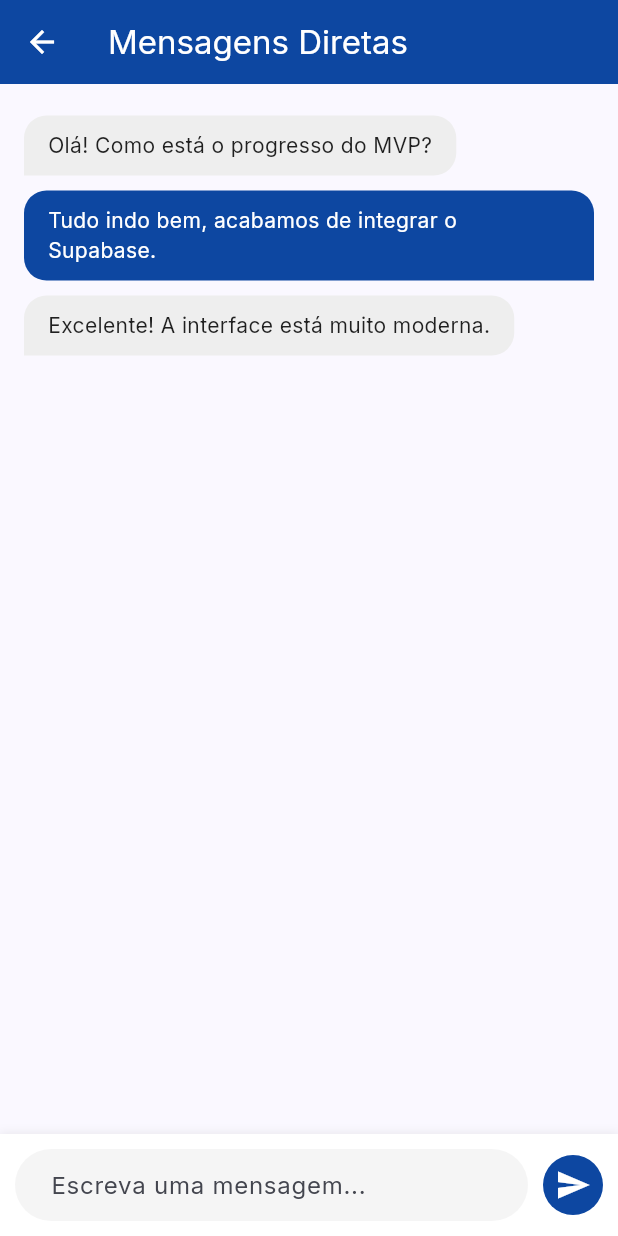
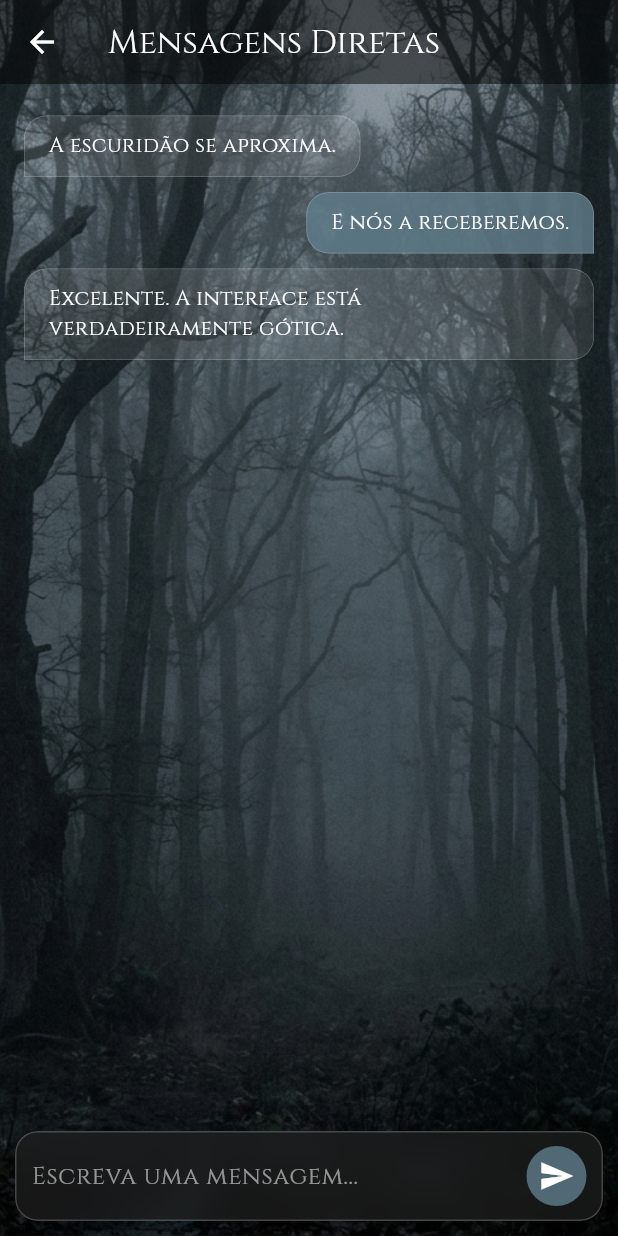
Before and after one commit to Vinicius3442/flutter-primeiro-app, a Flutter app: the screen it shows once a user with an empty profile is signed in, after a tap on the "message" icon, on a phone screen of 412 x 824 dp. Run offline on Flutter 3.47's test engine with Material 3 defaults, Android fonts, the phone set to English and light mode, and no system bars; our stand-ins replace flutter_animate, flutter_dotenv, google_fonts, image_picker, supabase_flutter; accounts and stored records are empty.

Commit message:
finalização

```diff
--- a/rede_social/lib/main.dart
+++ b/rede_social/lib/main.dart
@@ -13,7 +13,6 @@ import 'screens/auth_screen.dart';
 void main() async {
   WidgetsFlutterBinding.ensureInitialized();
 
-  // Initialize Supabase
   try {
     await SupabaseService.initialize();
   } catch (e) {
@@ -39,15 +38,27 @@ class SennConnectApp extends StatelessWidget {
     return MaterialApp(
       title: 'SENN Connect',
       debugShowCheckedModeBanner: false,
-      theme: ThemeData(
+      theme: ThemeData.dark().copyWith(
         colorScheme: ColorScheme.fromSeed(
-          seedColor: const Color(0xFF0D47A1),
-          primary: const Color(0xFF0D47A1),
-          secondary: Colors.white,
+          seedColor: Colors.blueGrey, // Tons mais cinzas
+          brightness: Brightness.dark,
+          surface: Colors.transparent, // Important for glassmorphism
         ),
-        textTheme: GoogleFonts.interTextTheme(Theme.of(context).textTheme),
+        scaffoldBackgroundColor: Colors.transparent, // Important for global bg
+        textTheme: GoogleFonts.cinzelTextTheme(ThemeData.dark().textTheme),
         useMaterial3: true,
       ),
+      builder: (context, child) {
+        return Container(
+          decoration: const BoxDecoration(
+            image: DecorationImage(
+              image: AssetImage('assets/bg.png'),
+              fit: BoxFit.cover,
+            ),
+          ),
+          child: child,
+        );
+      },
       home: const AuthGate(),
     );
   }
--- a/rede_social/lib/screens/auth_screen.dart
+++ b/rede_social/lib/screens/auth_screen.dart
@@ -3,6 +3,7 @@
 import 'package:flutter/material.dart';
 import 'package:provider/provider.dart';
 import '../providers/auth_provider.dart';
+import '../widgets/glass_box.dart';
 
 class AuthScreen extends StatefulWidget {
   const AuthScreen({super.key});
@@ -38,7 +39,10 @@ class _AuthScreenState extends State<AuthScreen> {
     if (error != null) {
       if (!mounted) return;
       ScaffoldMessenger.of(context).showSnackBar(
-        SnackBar(content: Text(error), backgroundColor: Colors.red),
+        SnackBar(
+          content: Text(error, style: const TextStyle(color: Colors.white)),
+          backgroundColor: Colors.blueGrey.withValues(alpha: 0.8),
+        ),
       );
     }
   }
@@ -46,32 +50,42 @@ class _AuthScreenState extends State<AuthScreen> {
   @override
   Widget build(BuildContext context) {
     return Scaffold(
-      backgroundColor: Colors.white,
-      body: SingleChildScrollView(
+      backgroundColor: Colors.transparent,
+      body: Center(
+        child: SingleChildScrollView(
           child: Padding(
             padding: const EdgeInsets.all(24.0),
+            child: GlassBox(
               child: Form(
                 key: _formKey,
                 child: Column(
+                  mainAxisSize: MainAxisSize.min,
                   children: [
-                const SizedBox(height: 80),
                     Image.asset('assets/logo.png', width: 100),
                     const SizedBox(height: 20),
                     Text(
-                  _isLogin ? 'Bem-vindo de volta' : 'Criar Conta',
-                  style: const TextStyle(
-                    fontSize: 28,
-                    fontWeight: FontWeight.bold,
-                    color: Color(0xFF0D47A1),
+                      _isLogin ? 'Bem-vindo' : 'Criar Conta',
+                      style: Theme.of(context).textTheme.headlineSmall?.copyWith(
+                        color: Colors.white,
+                        fontWeight: FontWeight.w300,
                       ),
                     ),
                     const SizedBox(height: 40),
                     TextFormField(
                       controller: _emailController,
+                      style: const TextStyle(color: Colors.white),
                       decoration: InputDecoration(
                         labelText: 'E-mail',
-                    border: OutlineInputBorder(borderRadius: BorderRadius.circular(12)),
-                    prefixIcon: const Icon(Icons.email),
+                        labelStyle: const TextStyle(color: Colors.white54),
+                        enabledBorder: OutlineInputBorder(
+                          borderRadius: BorderRadius.circular(12),
+                          borderSide: const BorderSide(color: Colors.white24),
+                        ),
+                        focusedBorder: OutlineInputBorder(
+                          borderRadius: BorderRadius.circular(12),
+                          borderSide: const BorderSide(color: Colors.blueGrey),
+                        ),
+                        prefixIcon: const Icon(Icons.email, color: Colors.white54),
                       ),
                       keyboardType: TextInputType.emailAddress,
                       validator: (value) {
@@ -84,10 +98,19 @@ class _AuthScreenState extends State<AuthScreen> {
                     const SizedBox(height: 20),
                     TextFormField(
                       controller: _passwordController,
+                      style: const TextStyle(color: Colors.white),
                       decoration: InputDecoration(
                         labelText: 'Senha',
-                    border: OutlineInputBorder(borderRadius: BorderRadius.circular(12)),
-                    prefixIcon: const Icon(Icons.lock),
+                        labelStyle: const TextStyle(color: Colors.white54),
+                        enabledBorder: OutlineInputBorder(
+                          borderRadius: BorderRadius.circular(12),
+                          borderSide: const BorderSide(color: Colors.white24),
+                        ),
+                        focusedBorder: OutlineInputBorder(
+                          borderRadius: BorderRadius.circular(12),
+                          borderSide: const BorderSide(color: Colors.blueGrey),
+                        ),
+                        prefixIcon: const Icon(Icons.lock, color: Colors.white54),
                       ),
                       obscureText: true,
                       validator: (value) {
@@ -101,11 +124,11 @@ class _AuthScreenState extends State<AuthScreen> {
                     Consumer<AuthProvider>(
                       builder: (context, auth, _) {
                         return auth.isLoading
-                        ? const CircularProgressIndicator()
+                            ? const CircularProgressIndicator(color: Colors.white)
                             : ElevatedButton(
                                 onPressed: _submit,
                                 style: ElevatedButton.styleFrom(
-                              backgroundColor: const Color(0xFF0D47A1),
+                                  backgroundColor: Colors.blueGrey.withValues(alpha: 0.6),
                                   foregroundColor: Colors.white,
                                   minimumSize: const Size(double.infinity, 50),
                                   shape: RoundedRectangleBorder(borderRadius: BorderRadius.circular(12)),
@@ -118,7 +141,7 @@ class _AuthScreenState extends State<AuthScreen> {
                       onPressed: () => setState(() => _isLogin = !_isLogin),
                       child: Text(
                         _isLogin ? 'Não tem uma conta? Crie uma' : 'Já tem uma conta? Entre',
-                    style: const TextStyle(color: Color(0xFF0D47A1)),
+                        style: const TextStyle(color: Colors.white70),
                       ),
                     ),
                   ],
@@ -126,6 +149,8 @@ class _AuthScreenState extends State<AuthScreen> {
               ),
             ),
           ),
+        ),
+      ),
     );
   }
 }
--- a/rede_social/lib/screens/chat_screen.dart
+++ b/rede_social/lib/screens/chat_screen.dart
@@ -1,6 +1,7 @@
 // Desenvolvido por: Vinicius Montuani e Pietro Rennó
 
 import 'package:flutter/material.dart';
+import '../widgets/glass_box.dart';
 
 class ChatScreen extends StatefulWidget {
   const ChatScreen({super.key});
@@ -11,9 +12,9 @@ class ChatScreen extends StatefulWidget {
 
 class _ChatScreenState extends State<ChatScreen> {
   final List<Map<String, dynamic>> _messages = [
-    {'text': 'Olá! Como está o progresso do MVP?', 'isMe': false},
-    {'text': 'Tudo indo bem, acabamos de integrar o Supabase.', 'isMe': true},
-    {'text': 'Excelente! A interface está muito moderna.', 'isMe': false},
+    {'text': 'A escuridão se aproxima.', 'isMe': false},
+    {'text': 'E nós a receberemos.', 'isMe': true},
+    {'text': 'Excelente. A interface está verdadeiramente gótica.', 'isMe': false},
   ];
 
   final _controller = TextEditingController();
@@ -29,10 +30,12 @@ class _ChatScreenState extends State<ChatScreen> {
   @override
   Widget build(BuildContext context) {
     return Scaffold(
+      backgroundColor: Colors.transparent,
       appBar: AppBar(
         title: const Text('Mensagens Diretas'),
-        backgroundColor: const Color(0xFF0D47A1),
+        backgroundColor: Colors.black.withValues(alpha: 0.5),
         foregroundColor: Colors.white,
+        elevation: 0,
       ),
       body: Column(
         children: [
@@ -59,46 +62,44 @@ class _ChatScreenState extends State<ChatScreen> {
         margin: const EdgeInsets.symmetric(vertical: 5),
         padding: const EdgeInsets.symmetric(horizontal: 16, vertical: 10),
         decoration: BoxDecoration(
-          color: isMe ? const Color(0xFF0D47A1) : Colors.grey[200],
+          color: isMe ? Colors.blueGrey.withValues(alpha: 0.8) : Colors.white.withValues(alpha: 0.1),
           borderRadius: BorderRadius.only(
             topLeft: const Radius.circular(15),
             topRight: const Radius.circular(15),
             bottomLeft: Radius.circular(isMe ? 15 : 0),
             bottomRight: Radius.circular(isMe ? 0 : 15),
           ),
+          border: Border.all(color: Colors.white24, width: 0.5),
         ),
         child: Text(
           text,
-          style: TextStyle(color: isMe ? Colors.white : Colors.black87),
+          style: const TextStyle(color: Colors.white),
         ),
       ),
     );
   }
 
   Widget _buildMessageInput() {
-    return Container(
+    return Padding(
       padding: const EdgeInsets.all(10),
-      decoration: BoxDecoration(
-        color: Colors.white,
-        boxShadow: [BoxShadow(color: Colors.grey.withOpacity(0.2), spreadRadius: 1, blurRadius: 5)],
-      ),
+      child: GlassBox(
+        padding: const EdgeInsets.symmetric(horizontal: 10, vertical: 5),
         child: Row(
           children: [
             Expanded(
               child: TextField(
                 controller: _controller,
-              decoration: InputDecoration(
+                style: const TextStyle(color: Colors.white),
+                decoration: const InputDecoration(
                   hintText: 'Escreva uma mensagem...',
-                border: OutlineInputBorder(borderRadius: BorderRadius.circular(25), borderSide: BorderSide.none),
-                filled: true,
-                fillColor: Colors.grey[100],
-                contentPadding: const EdgeInsets.symmetric(horizontal: 20),
+                  hintStyle: TextStyle(color: Colors.white54),
+                  border: InputBorder.none,
                 ),
               ),
             ),
             const SizedBox(width: 10),
             CircleAvatar(
-            backgroundColor: const Color(0xFF0D47A1),
+              backgroundColor: Colors.blueGrey.withValues(alpha: 0.8),
               child: IconButton(
                 icon: const Icon(Icons.send, color: Colors.white),
                 onPressed: _sendMessage,
@@ -106,6 +107,7 @@ class _ChatScreenState extends State<ChatScreen> {
             ),
           ],
         ),
+      ),
     );
   }
 }
--- a/rede_social/lib/screens/home_screen.dart
+++ b/rede_social/lib/screens/home_screen.dart
@@ -4,6 +4,7 @@ import 'package:flutter/material.dart';
 import 'package:provider/provider.dart';
 import '../providers/post_provider.dart';
 import '../providers/auth_provider.dart';
+import '../widgets/glass_box.dart';
 import 'profile_screen.dart';
 import 'notifications_screen.dart';
 import 'chat_screen.dart';
@@ -14,10 +15,12 @@ class HomeScreen extends StatelessWidget {
   @override
   Widget build(BuildContext context) {
     return Scaffold(
+      backgroundColor: Colors.transparent,
       appBar: AppBar(
         title: const Text('SENN Connect', style: TextStyle(fontWeight: FontWeight.bold)),
-        backgroundColor: const Color(0xFF0D47A1),
+        backgroundColor: Colors.black.withValues(alpha: 0.5),
         foregroundColor: Colors.white,
+        elevation: 0,
         actions: [
           IconButton(
             icon: const Icon(Icons.message_outlined),
@@ -32,14 +35,13 @@ class HomeScreen extends StatelessWidget {
       body: Consumer<PostProvider>(
         builder: (context, postProvider, _) {
           return ListView.builder(
+            padding: const EdgeInsets.symmetric(vertical: 10),
             itemCount: postProvider.posts.length,
             itemBuilder: (context, index) {
               final post = postProvider.posts[index];
-              return Card(
-                margin: const EdgeInsets.symmetric(horizontal: 12, vertical: 8),
-                shape: RoundedRectangleBorder(borderRadius: BorderRadius.circular(15)),
-                elevation: 2,
-                child: Padding(
+              return Padding(
+                padding: const EdgeInsets.symmetric(horizontal: 16, vertical: 8),
+                child: GlassBox(
                   padding: const EdgeInsets.all(16.0),
                   child: Column(
                     crossAxisAlignment: CrossAxisAlignment.start,
@@ -47,32 +49,32 @@ class HomeScreen extends StatelessWidget {
                       Row(
                         children: [
                           CircleAvatar(
-                            backgroundColor: const Color(0xFF0D47A1),
+                            backgroundColor: Colors.blueGrey.withValues(alpha: 0.5),
                             child: Text(post.authorName[0], style: const TextStyle(color: Colors.white)),
                           ),
                           const SizedBox(width: 12),
-                          Text(post.authorName, style: const TextStyle(fontWeight: FontWeight.bold, fontSize: 16)),
+                          Text(post.authorName, style: const TextStyle(fontWeight: FontWeight.bold, fontSize: 16, color: Colors.white)),
                         ],
                       ),
                       const SizedBox(height: 12),
-                      Text(post.content, style: const TextStyle(fontSize: 15)),
+                      Text(post.content, style: const TextStyle(fontSize: 15, color: Colors.white70)),
                       const SizedBox(height: 12),
                       Row(
                         children: [
                           IconButton(
                             icon: Icon(
                               post.isLiked ? Icons.favorite : Icons.favorite_border,
-                              color: post.isLiked ? Colors.red : Colors.grey,
+                              color: post.isLiked ? Colors.white : Colors.white54,
                             ),
                             onPressed: () => postProvider.toggleLike(post.id),
                           ),
-                          Text('${post.likes}'),
+                          Text('${post.likes}', style: const TextStyle(color: Colors.white70)),
                           const SizedBox(width: 20),
                           IconButton(
-                            icon: const Icon(Icons.chat_bubble_outline, color: Colors.grey),
+                            icon: const Icon(Icons.chat_bubble_outline, color: Colors.white54),
                             onPressed: () {}, // Comment functionality
                           ),
-                          const Text('Comentar'),
+                          const Text('Comentar', style: TextStyle(color: Colors.white70)),
                         ],
                       ),
                     ],
@@ -83,10 +85,17 @@ class HomeScreen extends StatelessWidget {
           );
         },
       ),
-      bottomNavigationBar: BottomNavigationBar(
+      bottomNavigationBar: Container(
+        decoration: BoxDecoration(
+          color: Colors.black.withValues(alpha: 0.5),
+          border: const Border(top: BorderSide(color: Colors.white12, width: 1)),
+        ),
+        child: BottomNavigationBar(
+          backgroundColor: Colors.transparent,
+          elevation: 0,
           currentIndex: 0,
-        selectedItemColor: const Color(0xFF0D47A1),
-        unselectedItemColor: Colors.grey,
+          selectedItemColor: Colors.white,
+          unselectedItemColor: Colors.white54,
           onTap: (index) {
             if (index == 2) {
               Navigator.push(context, MaterialPageRoute(builder: (_) => const ProfileScreen()));
@@ -98,8 +107,9 @@ class HomeScreen extends StatelessWidget {
             BottomNavigationBarItem(icon: Icon(Icons.person), label: 'Perfil'),
           ],
         ),
+      ),
       floatingActionButton: FloatingActionButton(
-        backgroundColor: const Color(0xFF0D47A1),
+        backgroundColor: Colors.blueGrey.withValues(alpha: 0.8),
         child: const Icon(Icons.add, color: Colors.white),
         onPressed: () => _showAddPostDialog(context),
       ),
@@ -111,15 +121,23 @@ class HomeScreen extends StatelessWidget {
     showDialog(
       context: context,
       builder: (context) => AlertDialog(
-        title: const Text('Nova Postagem'),
+        backgroundColor: const Color(0xFF1A1C1E),
+        title: const Text('Nova Postagem', style: TextStyle(color: Colors.white)),
         content: TextField(
           controller: controller,
-          decoration: const InputDecoration(hintText: 'O que você está pensando?'),
+          style: const TextStyle(color: Colors.white),
+          decoration: const InputDecoration(
+            hintText: 'O que você está pensando?',
+            hintStyle: TextStyle(color: Colors.white54),
+            enabledBorder: UnderlineInputBorder(borderSide: BorderSide(color: Colors.white24)),
+            focusedBorder: UnderlineInputBorder(borderSide: BorderSide(color: Colors.blueGrey)),
+          ),
           maxLines: 3,
         ),
         actions: [
-          TextButton(onPressed: () => Navigator.pop(context), child: const Text('Cancelar')),
+          TextButton(onPressed: () => Navigator.pop(context), child: const Text('Cancelar', style: TextStyle(color: Colors.white54))),
           ElevatedButton(
+            style: ElevatedButton.styleFrom(backgroundColor: Colors.blueGrey),
             onPressed: () {
               if (controller.text.isNotEmpty) {
                 final user = Provider.of<AuthProvider>(context, listen: false).user;
@@ -130,7 +148,7 @@ class HomeScreen extends StatelessWidget {
                 Navigator.pop(context);
               }
             },
-            child: const Text('Postar'),
+            child: const Text('Postar', style: TextStyle(color: Colors.white)),
           ),
         ],
       ),
--- a/rede_social/lib/screens/splash_screen.dart
+++ b/rede_social/lib/screens/splash_screen.dart
@@ -9,26 +9,32 @@ class SplashScreen extends StatelessWidget {
   @override
   Widget build(BuildContext context) {
     return Scaffold(
-      backgroundColor: const Color(0xFF0D47A1), // Dark Blue
+      backgroundColor: Colors.transparent,
       body: Center(
         child: Column(
           mainAxisAlignment: MainAxisAlignment.center,
           children: [
             Image.asset(
               'assets/logo.png',
-              width: 150,
-              height: 150,
-            ).animate().fadeIn(duration: 1500.ms).scale(delay: 500.ms),
-            const SizedBox(height: 20),
-            const Text(
+              width: 180,
+              height: 180,
+            ).animate().fadeIn(duration: 2000.ms).scale(delay: 500.ms, duration: 1500.ms),
+            const SizedBox(height: 30),
+            Text(
               'SENN Connect',
-              style: TextStyle(
-                color: Colors.white,
-                fontSize: 24,
-                fontWeight: FontWeight.bold,
-                letterSpacing: 2,
+              style: Theme.of(context).textTheme.headlineMedium?.copyWith(
+                color: Colors.white70,
+                fontWeight: FontWeight.w300,
+                letterSpacing: 4,
+                shadows: [
+                  const Shadow(
+                    color: Colors.black87,
+                    blurRadius: 10,
+                    offset: Offset(0, 4),
+                  )
+                ],
               ),
-            ).animate().fadeIn(delay: 1000.ms),
+            ).animate().fadeIn(delay: 1500.ms, duration: 1000.ms),
           ],
         ),
       ),
--- /dev/null
+++ b/rede_social/lib/widgets/glass_box.dart
@@ -0,0 +1,47 @@
+// Desenvolvido por: Vinicius Montuani e Pietro Rennó
+
+import 'dart:ui';
+import 'package:flutter/material.dart';
+
+class GlassBox extends StatelessWidget {
+  final Widget child;
+  final double? width;
+  final double? height;
+  final EdgeInsetsGeometry? padding;
+  final BorderRadiusGeometry? borderRadius;
+
+  const GlassBox({
+    super.key,
+    required this.child,
+    this.width,
+    this.height,
+    this.padding,
+    this.borderRadius,
+  });
+
+  @override
+  Widget build(BuildContext context) {
+    final defaultRadius = BorderRadius.circular(15);
+
+    return ClipRRect(
+      borderRadius: borderRadius ?? defaultRadius,
+      child: BackdropFilter(
+        filter: ImageFilter.blur(sigmaX: 10.0, sigmaY: 10.0),
+        child: Container(
+          width: width,
+          height: height,
+          padding: padding ?? const EdgeInsets.all(16),
+          decoration: BoxDecoration(
+            color: Colors.grey.shade900.withValues(alpha: 0.6), // Mais cinza e mais opaco
+            borderRadius: borderRadius ?? defaultRadius,
+            border: Border.all(
+              color: Colors.white.withValues(alpha: 0.2), // Borda mais visível
+              width: 1.0,
+            ),
+          ),
+          child: child,
+        ),
+      ),
+    );
+  }
+}
```
Also changed, not shown: rede_social/lib/screens/notifications_screen.dart (+23 -14 lines), rede_social/lib/screens/profile_screen.dart (+34 -14 lines), rede_social/assets/bg.png (added), rede_social/assets/logo.png. Lines whose indentation alone changed are shown as unchanged.
